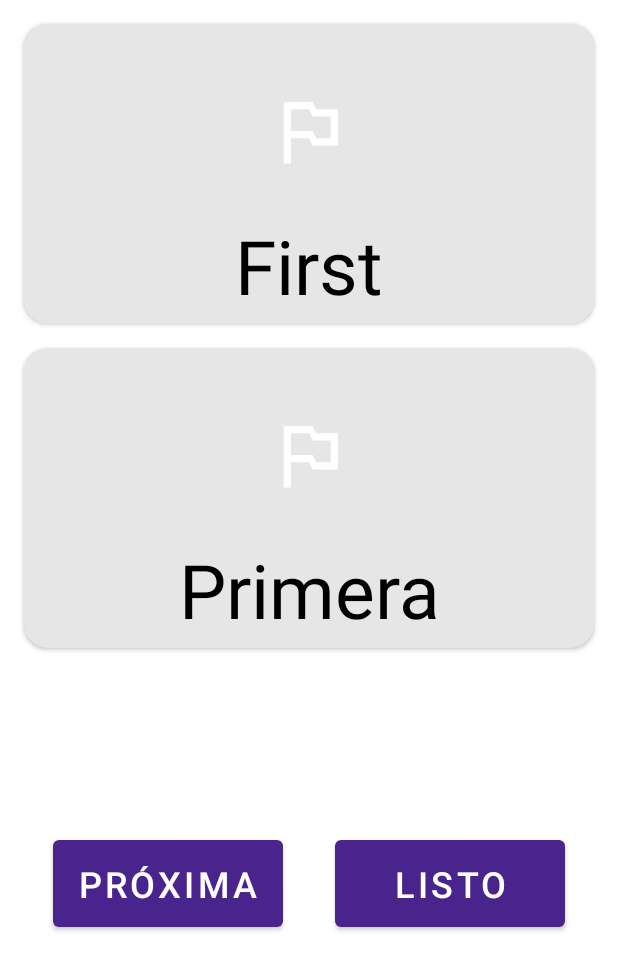
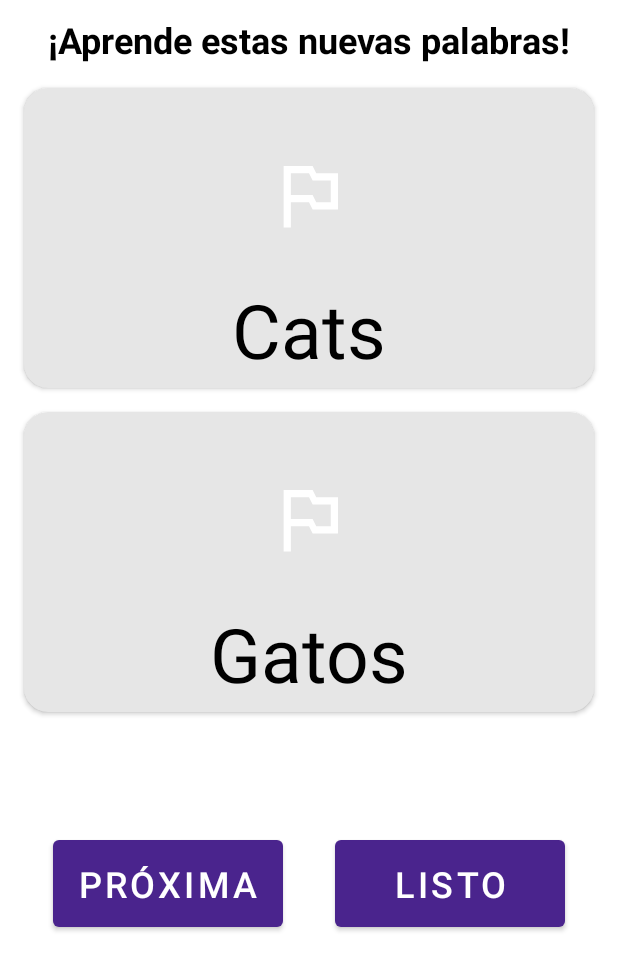
Before and after one commit to larsorbegozo/Salami, an Android app: the screen it shows after launch (MainActivity), after a tap on "Inglés", on a phone screen of 412 x 824 dp. Shown: the top 970 px of the screen. Run offline under Robolectric (Android 15) with nearby library versions, the phone set to English and light mode, and no system bars; our stand-ins replace navigation-ui; pictures from the network do not load.

Commit message:
Third fragment implemented and improved UI

```diff
--- a/app/src/main/java/com/larsorbegozo/salami/adapter/LangViewHolder.kt
+++ b/app/src/main/java/com/larsorbegozo/salami/adapter/LangViewHolder.kt
@@ -16,7 +16,7 @@ class LangViewHolder(view: View):RecyclerView.ViewHolder(view) {
     fun render(langModel: Languages){
         binding.tvLangName.text = langModel.langName
 
-        // Load internet images with Glide
+        // Load images from internet with Glide
         Glide
             .with(binding.ivCountryFlag.context)
             .load(langModel.countryFlag)
--- a/app/src/main/java/com/larsorbegozo/salami/model/SentencesProvider.kt
+++ b/app/src/main/java/com/larsorbegozo/salami/model/SentencesProvider.kt
@@ -6,45 +6,45 @@ class SentencesProvider {
             Sentences(
                 "The cats are running through the forest",
                 "The gatos are running through the bosque",
-                "First",
-                "Second",
-                "Primera",
-                "Segunda"),
-            Sentences(
-                "The cats are running through the forest",
-                "The gatos are running through the bosque",
-                "Pomme",
+                "Cats",
                 "Forest",
-                "Omelette",
+                "Gatos",
                 "Bosque"),
             Sentences(
-                "The cats are running through the forest",
-                "The gatos are running through the bosque",
-                "Mayichi",
-                "Forest",
-                "Danke",
-                "Bosque"),
+                "Les princesses ne grimpent généralement pas aux arbres",
+                "Les princesses ne trepan généralement pas aux árboles",
+                "Grimpent",
+                "Arbres",
+                "Trepan",
+                "Árboles"),
             Sentences(
-                "The cats are running through the forest",
-                "The gatos are running through the bosque",
-                "Sasukeeee",
-                "Forest",
-                "Narutoooo",
-                "Bosque"),
+                "Musik macht mich immer hungrig",
+                "Musik macht mich siempre hambre",
+                "Immer",
+                "Hungrig",
+                "Siempre",
+                "Hambre"),
             Sentences(
-                "The cats are running through the forest",
-                "The gatos are running through the bosque",
-                "Mamma mia",
-                "Forest",
-                "Polla",
-                "Bosque"),
+                "Ame ga watashi no kuruma o nurasu",
+                "Lluvia ga watashi no auto o nurasu",
+                "Ame",
+                "Kuruma",
+                "Lluvia",
+                "Auto"),
             Sentences(
-                "The cats are running through the forest",
-                "The gatos are running through the bosque",
-                "Cristiano Ronaldo",
-                "Forest",
-                "Diogo Jota",
-                "Bosque"),
+                "Pulisci regolarmente la tua stanza",
+                "Limpia regolarmente la tua habitación",
+                "Pulisci",
+                "Stanza",
+                "Limpia",
+                "Habitación"),
+            Sentences(
+                "Meu amigo João gosta de tocar violão",
+                "Meu amigo João gusta de tocar guitarra",
+                "Gosta",
+                "Violão",
+                "Gusta",
+                "Guitarra"),
         )
     }
 }
--- a/app/src/main/java/com/larsorbegozo/salami/view/WordsFragment.kt
+++ b/app/src/main/java/com/larsorbegozo/salami/view/WordsFragment.kt
@@ -53,7 +53,7 @@ class WordsFragment : Fragment(R.layout.fragment_words) {
         }
 
         binding.confirmButton.setOnClickListener {
-            val action = WordsFragmentDirections.actionWordsFragmentToPhraseFragment()
+            val action = WordsFragmentDirections.actionWordsFragmentToPhraseFragment(langId.toInt())
             binding.confirmButton.findNavController().navigate(action)
         }
     }
@@ -72,11 +72,11 @@ class WordsFragment : Fragment(R.layout.fragment_words) {
             .into(binding.spanishFlag)
 
         if (numberPhrase % 2 == 0) {
-            binding.wordEng.text = SentencesProvider.sentencesList[ID].wordLang1.toString()
-            binding.wordSpa.text = SentencesProvider.sentencesList[ID].wordSpa1.toString()
+            binding.wordEng.text = SentencesProvider.sentencesList[ID].wordLang1
+            binding.wordSpa.text = SentencesProvider.sentencesList[ID].wordSpa1
         } else {
-            binding.wordEng.text = SentencesProvider.sentencesList[ID].wordLang2.toString()
-            binding.wordSpa.text = SentencesProvider.sentencesList[ID].wordSpa2.toString()
+            binding.wordEng.text = SentencesProvider.sentencesList[ID].wordLang2
+            binding.wordSpa.text = SentencesProvider.sentencesList[ID].wordSpa2
         }
     }
 }
--- a/app/src/main/res/layout/fragment_words.xml
+++ b/app/src/main/res/layout/fragment_words.xml
@@ -8,13 +8,25 @@
     xmlns:app="http://schemas.android.com/apk/res-auto"
     tools:context=".view.WordsFragment">
 
+    <TextView
+        android:id="@+id/explanation"
+        android:layout_width="wrap_content"
+        android:layout_height="wrap_content"
+        android:text="¡Aprende estas nuevas palabras!"
+        android:textSize="24sp"
+        android:textStyle="bold"
+        android:layout_marginTop="10dp"
+        app:layout_constraintTop_toTopOf="parent"
+        app:layout_constraintRight_toRightOf="parent"
+        app:layout_constraintLeft_toLeftOf="parent"/>
+
     <androidx.cardview.widget.CardView
         android:id="@+id/word_eng_card"
         android:layout_margin="16dp"
         android:layout_width="match_parent"
         android:layout_height="200dp"
         app:cardCornerRadius="16dp"
-        app:layout_constraintTop_toTopOf="parent"
+        app:layout_constraintTop_toBottomOf="@id/explanation"
         app:layout_constraintRight_toRightOf="parent"
         app:layout_constraintLeft_toLeftOf="parent"
         style="@style/CustomCardview">
--- a/app/src/main/res/navigation/nav_graph.xml
+++ b/app/src/main/res/navigation/nav_graph.xml
@@ -30,5 +30,9 @@
         android:id="@+id/phraseFragment"
         android:name="com.larsorbegozo.salami.view.PhraseFragment"
         android:label="fragment_phrase"
-        tools:layout="@layout/fragment_phrase" />
+        tools:layout="@layout/fragment_phrase" >
+        <argument
+            android:name="langID"
+            app:argType="integer" />
+    </fragment>
 </navigation>
```
Also changed, not shown: app/src/main/java/com/larsorbegozo/salami/view/PhraseFragment.kt (+22 -1 lines), app/src/main/res/layout/fragment_phrase.xml (+55 -5 lines).
